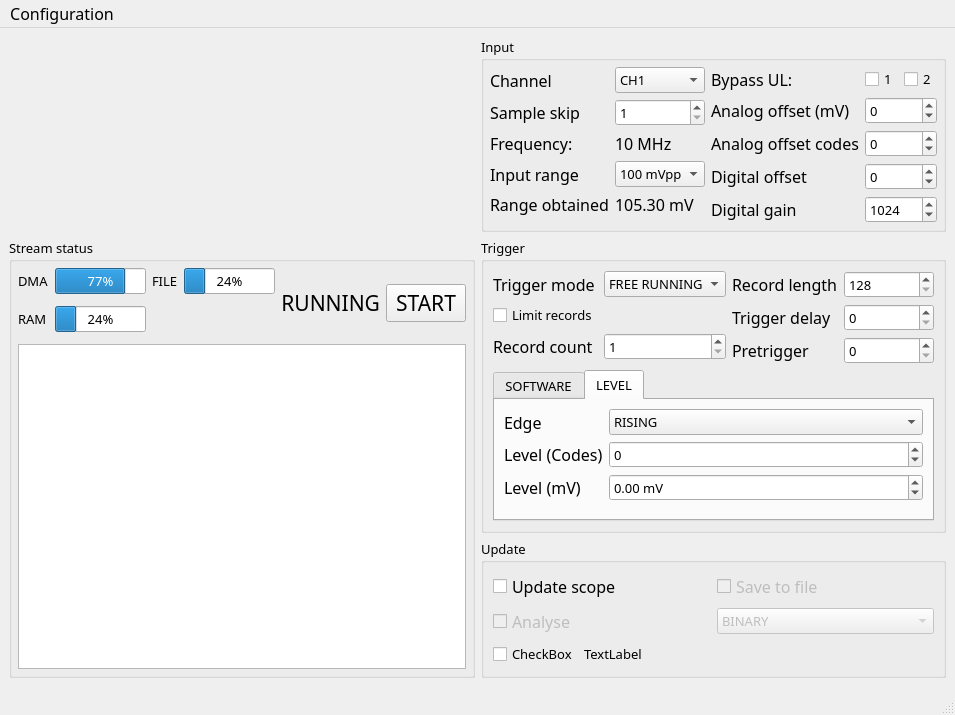
Above: MainWindow.ui from sevenreek/qtadqscope before the change. Below: the same form after it.
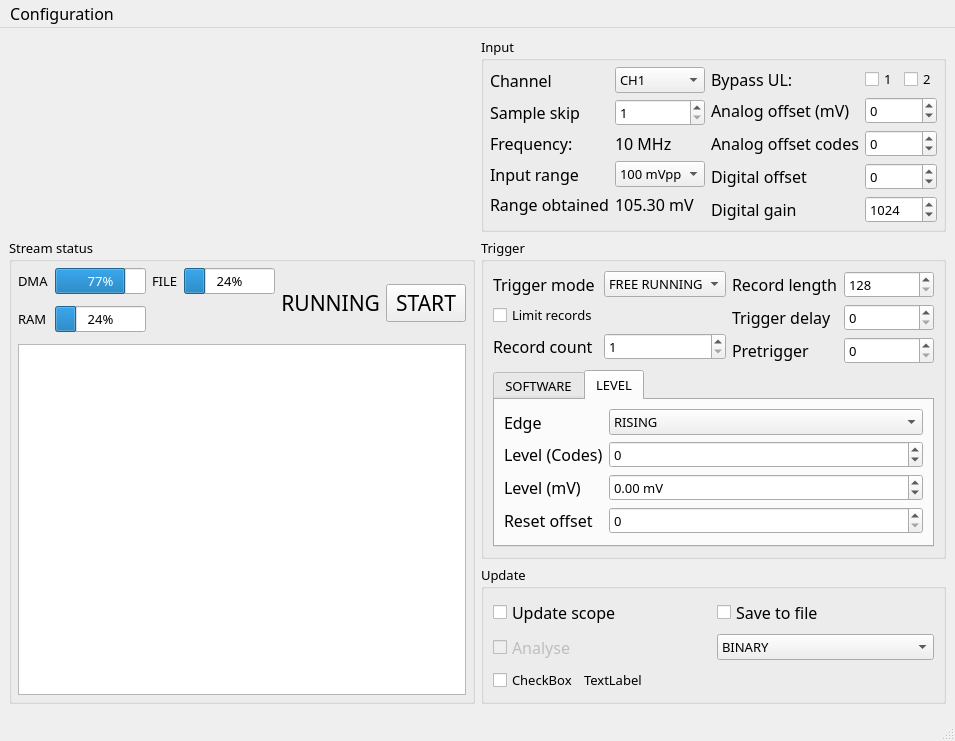
That is the form after the change. The open tabs and pages were chosen to show the change. Custom widgets are drawn as their Qt base class.

Patch:
```diff
--- a/MainWindow.ui
+++ b/MainWindow.ui
@@ -65,7 +65,7 @@
            <item row="0" column="2">
             <widget class="QCheckBox" name="saveToFileCB">
              <property name="enabled">
-              <bool>false</bool>
+              <bool>true</bool>
              </property>
              <property name="font">
               <font>
@@ -94,7 +94,7 @@
            <item row="1" column="2">
             <widget class="QComboBox" name="fileTypeSelector">
              <property name="enabled">
-              <bool>false</bool>
+              <bool>true</bool>
              </property>
              <item>
               <property name="text">
@@ -880,6 +880,22 @@
                  </property>
                 </widget>
                </item>
+               <item row="3" column="0">
+                <widget class="QLabel" name="label_16">
+                 <property name="font">
+                  <font>
+                   <family>Calibri Light</family>
+                   <pointsize>12</pointsize>
+                  </font>
+                 </property>
+                 <property name="text">
+                  <string>Reset offset</string>
+                 </property>
+                </widget>
+               </item>
+               <item row="3" column="1">
+                <widget class="QSpinBox" name="levelTriggerResetOffsetInput"/>
+               </item>
               </layout>
              </widget>
             </widget>
```
Left out of the diff: 9 changed lines with no effect on the pictures.
